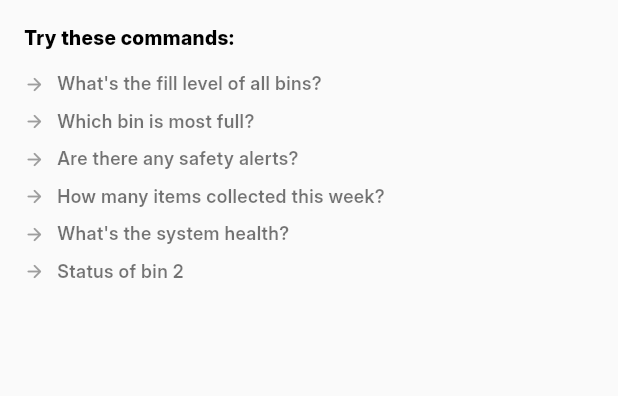
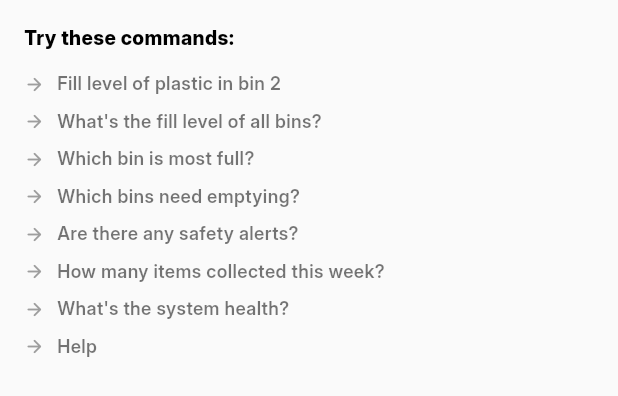
Before and after one commit to abdul48bari/smart-bin-app, a Flutter app: the _HelpBox widget shown alone on an empty page, opened directly with empty values, on a phone screen of 412 x 824 dp. Shown: the top 396 px of the screen. Run offline on Flutter 3.47's test engine with Material 3 defaults, Android fonts, the phone set to English and light mode, and no system bars; our stand-ins replace cloud_firestore, firebase_auth, firebase_core, flutter_tts, permission_handler, shared_preferences and 1 more; missing offline and left inert: dart:html, dart:js; accounts and stored records are empty.

Commit message:
feat: voice assistant sub-bin queries and smart suggestions

```diff
--- a/mobile/lib/services/voice_assistant_service_web.dart
+++ b/mobile/lib/services/voice_assistant_service_web.dart
@@ -33,6 +33,16 @@ class VoiceAssistantService {
     {'id': 'CAFE_B_06',   'name': 'Cafeteria B',   'fill': 54},
     {'id': 'GYM_FL_07',   'name': 'Gym',           'fill': 21},
   ];
+
+  static const Map<String, Map<String, int>> _demoSubBins = {
+    'DIN_HALL_01': {'plastic': 45, 'paper': 30, 'organic': 80, 'cans': 60, 'mixed': 70},
+    'LIB_L1_02':   {'plastic': 50, 'paper': 65, 'organic': 20, 'cans': 35, 'mixed': 40},
+    'DORM_A_03':   {'plastic': 85, 'paper': 70, 'organic': 60, 'cans': 90, 'mixed': 75},
+    'PARK_N_04':   {'plastic': 20, 'paper': 15, 'organic': 40, 'cans': 45, 'mixed': 30},
+    'LAB_SCI_05':  {'plastic': 90, 'paper': 85, 'organic': 95, 'cans': 80, 'mixed': 88},
+    'CAFE_B_06':   {'plastic': 60, 'paper': 45, 'organic': 70, 'cans': 55, 'mixed': 40},
+    'GYM_FL_07':   {'plastic': 15, 'paper': 10, 'organic': 25, 'cans': 30, 'mixed': 20},
+  };
 
   // ---------------------------------------------------------------------------
   // Initialization
@@ -223,14 +233,31 @@ class VoiceAssistantService {
     final cmd = normalized.toLowerCase().trim();
 
     try {
-      // Detect which bins the user is asking about
+      // Detect which bins and sub-bins the user is asking about
       final binTarget = _resolveBinTarget(cmd);
+      final subBin = _resolveSubBin(cmd);
 
-      // Intent detection in priority order
+      // Help
+      if (_hasIntent(cmd, ['help', 'what can you do', 'commands', 'capabilities'])) {
+        return _getHelp();
+      }
+
+      // Most full bin
       if (_hasIntent(cmd, ['most full', 'fullest', 'which bin is full', 'which bin full'])) {
         return await _getMostFullBin(binTarget);
       }
 
+      // Bins needing emptying
+      if (_hasIntent(cmd, ['empty', 'urgent', 'need attention', 'needs emptying', 'need emptying', 'need collection', 'collect'])) {
+        return await _getBinsNeedingEmptying();
+      }
+
+      // Sub-bin fill level (e.g. "fill level of plastic in bin 2")
+      if (subBin != null && _fillIntent(cmd)) {
+        return await _getSubBinLevel(cmd, binTarget, subBin);
+      }
+
+      // General fill levels
       if (_fillIntent(cmd) && binTarget == 'all') {
         return await _getAllFillLevels();
       }
@@ -239,32 +266,35 @@ class VoiceAssistantService {
         return await _getFillLevelForTarget(cmd, binTarget);
       }
 
+      // System health
       if (_hasIntent(cmd, ['health', 'system health', 'overall health', 'health score'])) {
         return await _getSystemHealth();
       }
 
+      // Status
       if (_statusIntent(cmd)) {
         return await _getSystemStatus();
       }
 
+      // Safety alerts
       if (_safetyIntent(cmd)) {
         return await _getSafetyAlerts(_detectSafetyType(cmd));
       }
 
+      // General alerts
       if (_alertIntent(cmd)) {
         return await _getActiveAlerts();
       }
 
+      // Analytics
       if (_analyticsIntent(cmd)) {
         return await _getAnalytics(cmd);
       }
 
-      return "I didn't understand that. Try asking: "
-          "\"What's the fill level of all bins?\", "
-          "\"Which bin is most full?\", "
-          "\"Are there any safety alerts?\", "
-          "\"How many items collected this week?\", or "
-          "\"What's the system health?\"";
+      return "I didn't understand that. Say 'help' to hear what I can do, or try: "
+          "\"fill level of plastic in bin 2\", "
+          "\"which bins need emptying?\", "
+          "\"any safety alerts?\".";
     } catch (e) {
       return "Sorry, I encountered an error processing your request.";
     }
@@ -384,6 +414,15 @@ class VoiceAssistantService {
     return 'all';
   }
 
+  /// Returns a sub-bin name (plastic/paper/organic/cans/mixed) or null
+  String? _resolveSubBin(String cmd) {
+    const subBins = ['plastic', 'paper', 'organic', 'cans', 'mixed'];
+    for (final sub in subBins) {
+      if (cmd.contains(sub)) return sub;
+    }
+    return null;
+  }
+
   // ---------------------------------------------------------------------------
   // Bin fetching
   // ---------------------------------------------------------------------------
@@ -435,6 +474,21 @@ class VoiceAssistantService {
     final binDoc = await FirebaseFirestore.instance.collection('bins').doc(binId).get();
     final fillLevel = binDoc.data()?['fillLevel'];
     return fillLevel != null ? (fillLevel as num).toInt() : 0;
+  }
+
+  Future<int?> _fetchSubBinFillLevel(String binId, String subBin) async {
+    if (FirestoreService.isDemoMode) {
+      return _demoSubBins[binId]?[subBin];
+    }
+    final doc = await FirebaseFirestore.instance
+        .collection('bins')
+        .doc(binId)
+        .collection('subBins')
+        .doc(subBin)
+        .get();
+    if (!doc.exists) return null;
+    final val = doc.data()?['currentFillPercent'];
+    return val != null ? (val as num).toInt() : null;
   }
 
   // ---------------------------------------------------------------------------
@@ -547,6 +601,80 @@ class VoiceAssistantService {
 
     if (results.isEmpty) return "No fill level data available.";
     return "Current fill levels — ${results.join(', ')}.";
+  }
+
+  Future<String> _getSubBinLevel(String cmd, String binTarget, String subBin) async {
+    final bins = await _fetchBins();
+    if (bins.isEmpty) return "No bins are configured.";
+
+    // Single specific bin
+    if (binTarget != 'all' && !RegExp(r'^\d+$').hasMatch(binTarget)) {
+      // Direct bin ID
+      final fill = await _fetchSubBinFillLevel(binTarget, subBin);
+      final bin = bins.firstWhere((b) => b['id'] == binTarget, orElse: () => {});
+      if (bin.isEmpty) return "Bin not found.";
+      final name = (bin['name'] as String?) ?? binTarget;
+      if (fill == null) return "No data for the $subBin sub-bin in $name.";
+      return "The $subBin bin in $name is at $fill%.";
+    }
+
+    // Position-based
+    if (RegExp(r'^\d+$').hasMatch(binTarget)) {
+      final idx = int.parse(binTarget) - 1;
+      if (idx < 0 || idx >= bins.length) return "I couldn't find bin number ${int.parse(binTarget)}.";
+      final bin = bins[idx];
+      final binId = bin['id'] as String;
+      final name = (bin['name'] as String?) ?? binId;
+      final fill = await _fetchSubBinFillLevel(binId, subBin);
+      if (fill == null) return "No data for the $subBin sub-bin in $name.";
+      return "The $subBin bin in $name is at $fill%.";
+    }
+
+    // All bins — report that sub-bin across all
+    final results = <String>[];
+    for (final bin in bins) {
+      final binId = bin['id'] as String;
+      final name = (bin['name'] as String?) ?? binId;
+      final fill = await _fetchSubBinFillLevel(binId, subBin);
+      if (fill != null) results.add("$name: $fill%");
+    }
+    if (results.isEmpty) return "No $subBin sub-bin data available.";
+    return "$subBin fill levels — ${results.join(', ')}.";
+  }
+
+  Future<String> _getBinsNeedingEmptying({int threshold = 80}) async {
+    final bins = await _fetchBins();
+    if (bins.isEmpty) return "No bins are configured.";
+
+    if (FirestoreService.isDemoMode) {
+      final urgent = <String>[];
+      for (final bin in _demoBins) {
+        final fill = bin['fill'] as int;
+        if (fill >= threshold) {
+          urgent.add("${bin['name']} (${fill}%)");
+        }
+      }
+      if (urgent.isEmpty) return "No bins are near full. All under $threshold%.";
+      return "${urgent.length} bin${urgent.length == 1 ? '' : 's'} need${urgent.length == 1 ? 's' : ''} attention: ${urgent.join(', ')}.";
+    }
+
+    final urgent = <String>[];
+    for (final bin in bins) {
+      final fill = await _fetchBinFillLevel(bin['id'] as String);
+      if (fill >= threshold) {
+        final name = (bin['name'] as String?) ?? bin['id'] as String;
+        urgent.add("$name (${fill}%)");
+      }
+    }
+    if (urgent.isEmpty) return "No bins are near full. All under $threshold%.";
+    return "${urgent.length} bin${urgent.length == 1 ? '' : 's'} need${urgent.length == 1 ? 's' : ''} attention: ${urgent.join(', ')}.";
+  }
+
+  String _getHelp() {
+    return "I can help with: fill levels (all bins or specific), sub-bin levels like plastic or organic, "
+        "which bins need emptying, system status and health, safety alerts (battery, gas, moisture), "
+        "active alerts, and collection statistics by day, week, or month. "
+        "Try: 'fill level of plastic in bin 2', 'which bins need emptying', or 'how many items this week'.";
   }
 
   Future<String> _getMostFullBin(String binTarget) async {
@@ -770,6 +898,10 @@ class VoiceAssistantService {
       // online / offline spacing
       r'\bon line\b': 'online',
       r'\boff line\b': 'offline',
+
+      // mixed
+      r'\bmix\b': 'mixed',
+      r'\bmixes\b': 'mixed',
     };
 
     corrections.forEach((pattern, replacement) {
--- a/mobile/lib/widgets/voice_assistant_modal.dart
+++ b/mobile/lib/widgets/voice_assistant_modal.dart
@@ -581,12 +581,14 @@ class _HelpBox extends StatelessWidget {
   });
 
   static const _examples = [
+    "Fill level of plastic in bin 2",
     "What's the fill level of all bins?",
     "Which bin is most full?",
+    "Which bins need emptying?",
     "Are there any safety alerts?",
     "How many items collected this week?",
     "What's the system health?",
-    "Status of bin 2",
+    "Help",
   ];
 
   @override
```
